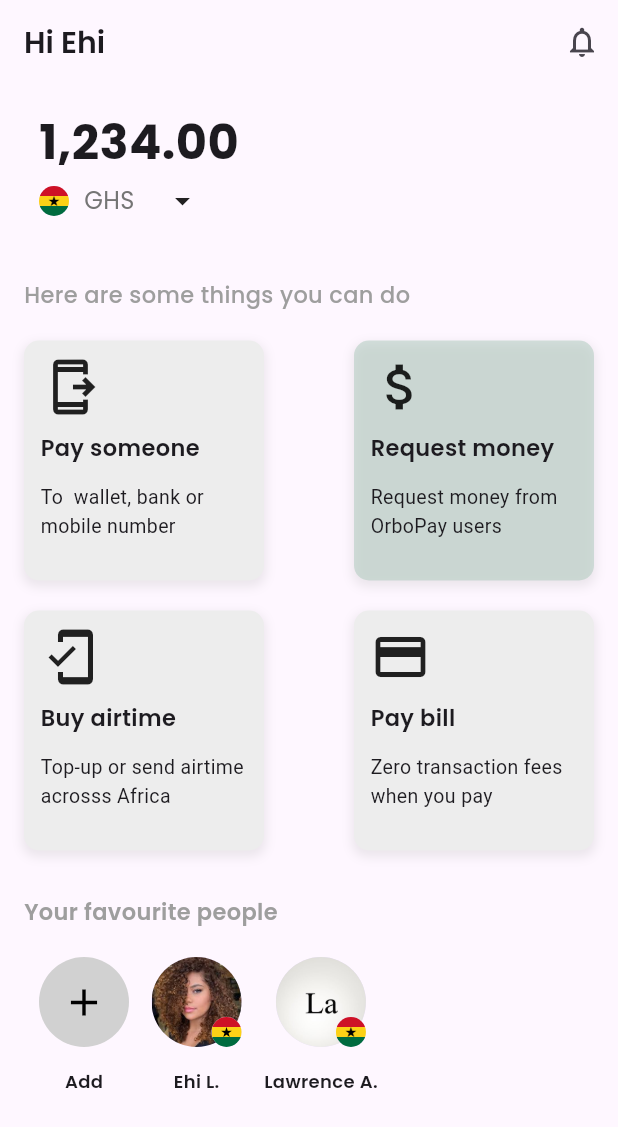
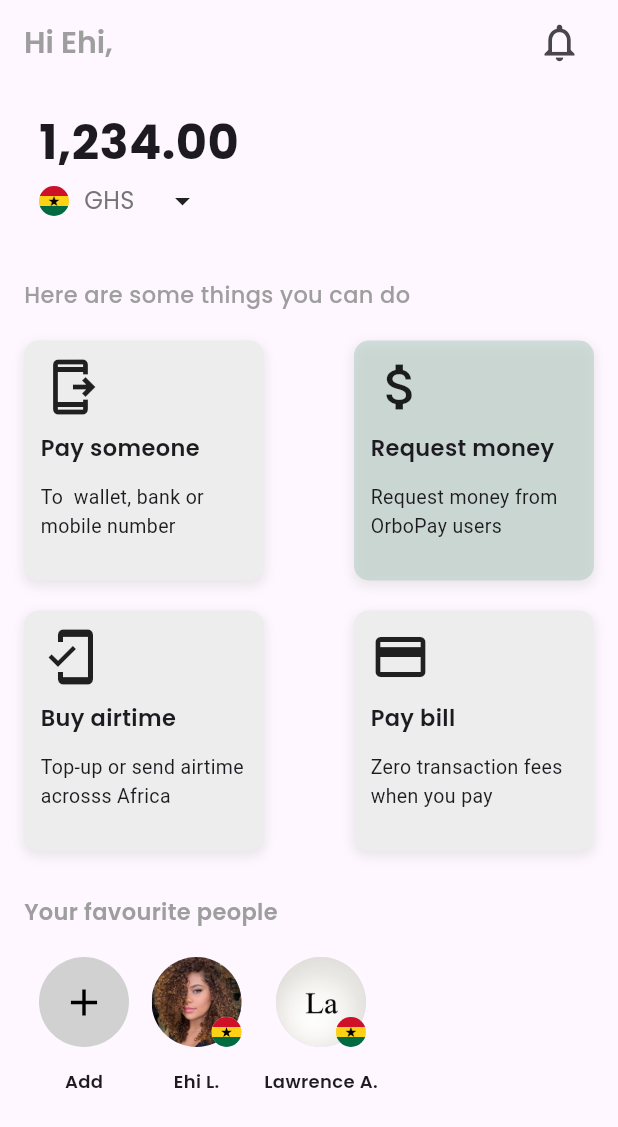
Before and after one commit to Sandeepa-Sadewaka/zephyr_tech_solutions_taks, a Flutter app: the HomeScreen screen opened directly, on a phone screen of 412 x 824 dp. Shown: the top 1127 px of the screen. Run offline on Flutter 3.47's test engine with Material 3 defaults, Android fonts, the phone set to English and light mode, and no system bars; our stand-ins replace convex_bottom_bar, google_fonts.

Commit message:
update app bar

```diff
--- a/lib/screens/home_screen.dart
+++ b/lib/screens/home_screen.dart
@@ -15,15 +15,20 @@ class _HomeScreenState extends State<HomeScreen> {
       appBar: AppBar(
         automaticallyImplyLeading: false,
         title: Text(
-          'Hi Ehi',
-          style: GoogleFonts.poppins(fontSize: 20, fontWeight: FontWeight.w600),
+          'Hi Ehi,',
+          style: GoogleFonts.poppins(fontSize: 20, fontWeight: FontWeight.w600, color: Colors.grey),
         ),
         actions: [
-          IconButton(
-            icon: const Icon(Icons.notifications_none_outlined),
-            onPressed: () {},
+          Padding(
+            padding: const EdgeInsets.only(right: 15),
+            child: IconButton(
+
+              icon: const Icon(Icons.notifications_none_outlined, size: 30),
+              onPressed: () {},
+            ),
           ),
         ],
+
       ),
       body: SingleChildScrollView(
         padding: const EdgeInsets.all(16.0),
```
